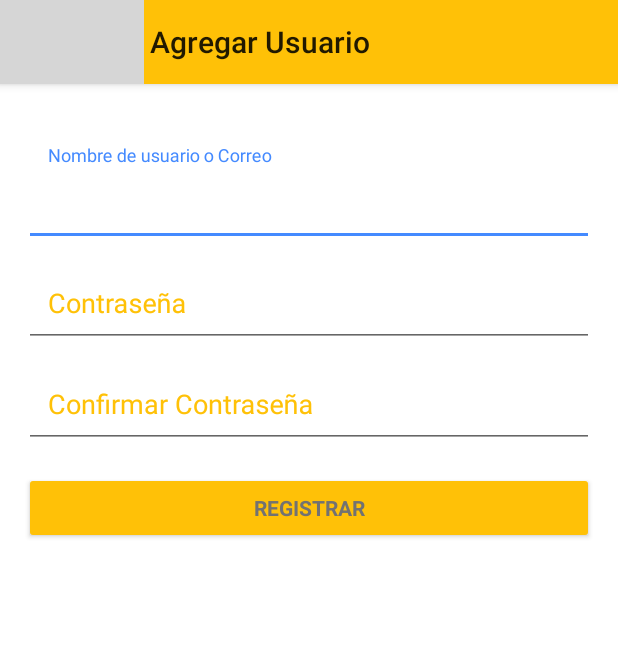
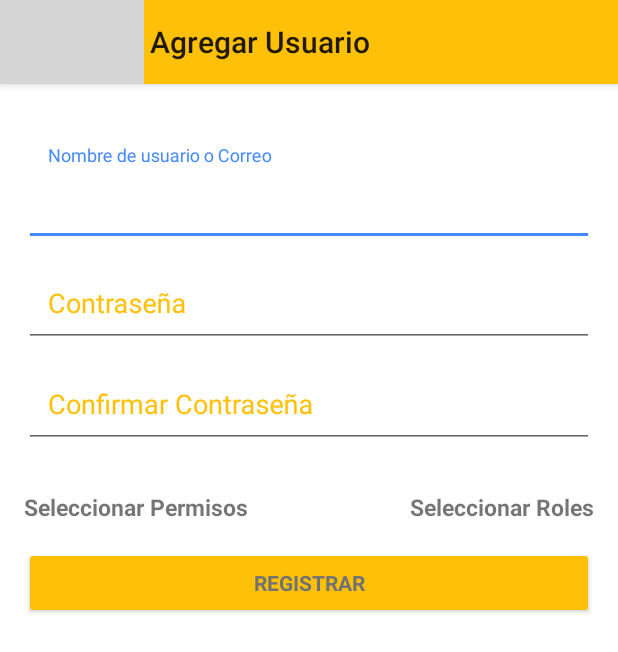
Before and after one commit to victorCB96/ProyectoSeguridad, an Android app: the AgregarUsuarioActivity screen opened directly, with no data from a screen before it, on a phone screen of 412 x 824 dp. Shown: the top 652 px of the screen. Run offline under Robolectric (Android 15) with nearby library versions, the phone set to English and light mode, and no system bars; libraries missing offline, so code that uses them is left out: com.mobsandgeeks.saripaar; 2 statements that could not run were skipped; grey boxes are pictures that could not be loaded.

Commit message:
dialog para agregar roles en usuarios (altan detalles y condiciones)

```diff
--- a/app/src/main/java/com/example/diego/proyectoseguridad/Modelo/clsManejoUsuarios.java
+++ b/app/src/main/java/com/example/diego/proyectoseguridad/Modelo/clsManejoUsuarios.java
@@ -79,7 +79,7 @@ public class clsManejoUsuarios {
 
 
     public Cursor getPermisosDirectosUsuario(String idUsuario){
-        String query ="select v.codigoVentana, uv.ver,uv.modificar,uv.eliminar,uv.insertar\n" +
+        String query ="select v.nombre, uv.ver,uv.modificar,uv.eliminar,uv.insertar\n" +
                 "from tbUsuarioVentana uv, tbVentanas v\n" +
                 "where uv.idUsuario=?\n" +
                 "and uv.idVentana=v.idVentana;";
--- a/app/src/main/java/com/example/diego/proyectoseguridad/Vista/AgregarUsuarioActivity.java
+++ b/app/src/main/java/com/example/diego/proyectoseguridad/Vista/AgregarUsuarioActivity.java
@@ -1,17 +1,16 @@
 package com.example.diego.proyectoseguridad.Vista;
 
 import android.database.Cursor;
-import android.database.CursorIndexOutOfBoundsException;
-import android.support.design.widget.Snackbar;
+import android.os.Bundle;
+import android.support.v4.app.FragmentManager;
 import android.support.v7.app.AppCompatActivity;
-import android.os.Bundle;
 import android.view.View;
 import android.widget.Button;
 import android.widget.EditText;
+import android.widget.TextView;
 import android.widget.Toast;
 
 import com.example.diego.proyectoseguridad.Modelo.Usuario;
-import com.example.diego.proyectoseguridad.Modelo.clsConexion;
 import com.example.diego.proyectoseguridad.Modelo.clsManejoUsuarios;
 import com.example.diego.proyectoseguridad.R;
 import com.mobsandgeeks.saripaar.ValidationError;
@@ -38,6 +37,8 @@ public class AgregarUsuarioActivity extends AppCompatActivity implements Validat
 
     private Button btnRegistro;
 
+    private TextView tvPermisos,tvRolesUsuario;
+
     @Override
     protected void onCreate(Bundle savedInstanceState) {
         super.onCreate(savedInstanceState);
@@ -55,11 +56,22 @@ public class AgregarUsuarioActivity extends AppCompatActivity implements Validat
         etPassword= (EditText) findViewById(R.id.etPassword);
         etConfirmPassword= (EditText) findViewById(R.id.etConfirmPassword);
         btnRegistro= (Button) findViewById(R.id.btnRegistrar);
+        tvPermisos= (TextView) findViewById(R.id.tvPermisos);
+        tvRolesUsuario= (TextView) findViewById(R.id.tvRolesUsuario);
 
         btnRegistro.setOnClickListener(new View.OnClickListener() {
             @Override
             public void onClick(View v) {
                 validator.validate();
+            }
+        });
+
+        tvRolesUsuario.setOnClickListener(new View.OnClickListener() {
+            @Override
+            public void onClick(View v) {
+                FragmentManager fm = getSupportFragmentManager();
+                AsignacionRolesUsuariosFragment alertDialog = new AsignacionRolesUsuariosFragment();
+                alertDialog.show(fm, "fragment_alert");
             }
         });
 
--- a/app/src/main/res/layout/activity_agregar_usuario.xml
+++ b/app/src/main/res/layout/activity_agregar_usuario.xml
@@ -69,6 +69,34 @@
                 />
         </android.support.design.widget.TextInputLayout>
 
+        <GridLayout
+            android:layout_width="match_parent"
+            android:layout_height="50dp"
+            android:orientation="vertical"
+            android:layout_centerInParent="true">
+
+            <TextView android:text="Seleccionar Roles"
+                android:layout_width="wrap_content"
+                android:layout_height="wrap_content"
+                android:id="@+id/tvRolesUsuario"
+                android:layout_gravity="right"
+                android:layout_row="1"
+                android:layout_column="1"
+                android:textStyle="bold"
+                android:textSize="15dp"/>
+
+            <TextView android:text="Seleccionar Permisos"
+                android:layout_width="wrap_content"
+                android:layout_height="wrap_content"
+                android:id="@+id/tvPermisos"
+                android:layout_row="1"
+                android:layout_column="0"
+                android:textStyle="bold"
+                android:textSize="15dp"/>
+
+        </GridLayout>
+
+
         <Button
             android:id="@+id/btnRegistrar"
             style="?android:textAppearanceSmall"
--- a/app/src/main/res/menu/activity_main_drawer.xml
+++ b/app/src/main/res/menu/activity_main_drawer.xml
@@ -9,7 +9,7 @@
         <item
             android:id="@+id/nav_usuarios"
             android:icon="@drawable/user_male_48"
-            android:title="Gestión de usuarios" />
+            android:title="Gestion de usuarios" />
         <item
             android:id="@+id/nav_roles"
             android:icon="@drawable/seguridad"
--- a/app/src/main/res/values/strings.xml
+++ b/app/src/main/res/values/strings.xml
@@ -12,4 +12,7 @@
     <string name="navigation_drawer_close">Close navigation drawer</string>
 
     <string name="action_settings">Settings</string>
+
+    <!-- TODO: Remove or change this placeholder text -->
+    <string name="hello_blank_fragment">Hello blank fragment</string>
 </resources>
```
Also changed, not shown: app/src/main/java/com/example/diego/proyectoseguridad/Modelo/clsManejoRoles.java (+5 -5 lines), app/src/main/java/com/example/diego/proyectoseguridad/Vista/AdaptadorRolesUsuario.java (added, +73 -0 lines), app/src/main/java/com/example/diego/proyectoseguridad/Vista/AsignacionRolesUsuariosFragment.java (added, +95 -0 lines), app/src/main/java/com/example/diego/proyectoseguridad/Vista/MainActivity.java (+12 -7 lines), app/src/main/res/layout/fragment_asignacion_roles_usuarios.xml (added, +26 -0 lines), app/src/main/res/layout/item_roles_usuarios.xml (added, +14 -0 lines), app/src/main/assets/databases/BDProyectoPeliculas.db.
